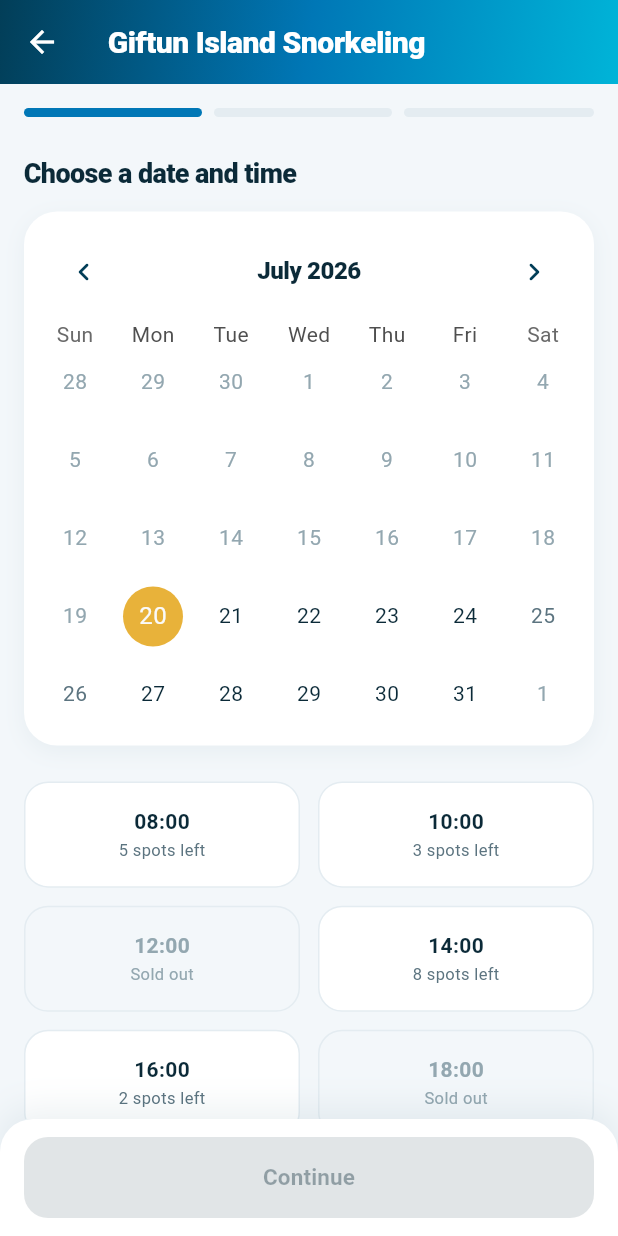
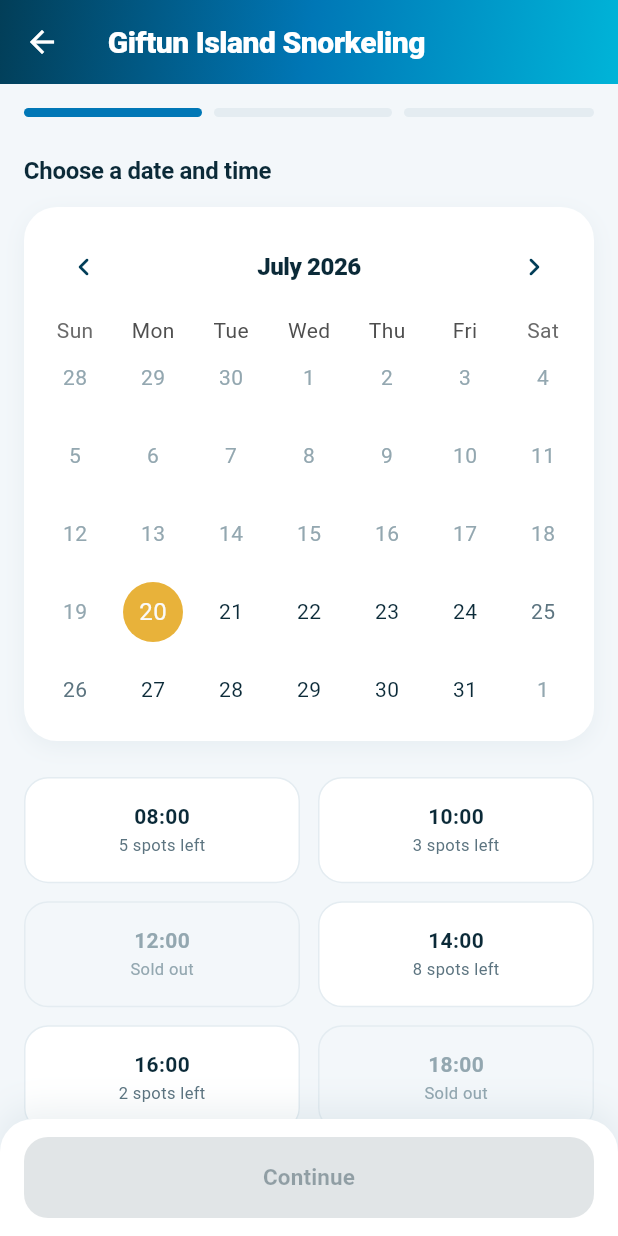
Before and after one commit to MohamedAbdElwahabOka/rihla_demo, a Flutter app: the BookingStep1Screen screen opened directly with sample values from the repository, on a phone screen of 412 x 824 dp. Run offline on Flutter 3.47's test engine with Material 3 defaults, Android fonts, the phone set to English and light mode, and no system bars; drawn by our look-alikes of table_calendar; accounts and stored records are empty.

Commit message:
Refactor UI styles to use RihlaColors for consistency across screens

```diff
--- a/lib/screens/booking_step1_screen.dart
+++ b/lib/screens/booking_step1_screen.dart
@@ -43,12 +43,7 @@ class _BookingStep1ScreenState extends State<BookingStep1Screen> {
             const SizedBox(height: RihlaSpace.xl),
             Text(
               l10n.chooseDateTime,
-              style: const TextStyle(
-                fontSize: 18,
-                fontWeight: FontWeight.w800,
-                letterSpacing: -0.4,
-                color: RihlaColors.ink,
-              ),
+              style: Theme.of(context).textTheme.titleMedium,
             ),
             const SizedBox(height: RihlaSpace.md),
             Container(
@@ -84,7 +79,7 @@ class _BookingStep1ScreenState extends State<BookingStep1Screen> {
                 calendarStyle: const CalendarStyle(
                   todayDecoration: BoxDecoration(color: RihlaColors.gold, shape: BoxShape.circle),
                   selectedDecoration: BoxDecoration(color: RihlaColors.seaBlue, shape: BoxShape.circle),
-                  selectedTextStyle: TextStyle(color: Colors.white, fontWeight: FontWeight.w700),
+                  selectedTextStyle: TextStyle(color: RihlaColors.onBrand, fontWeight: FontWeight.w700),
                   defaultTextStyle: TextStyle(color: RihlaColors.ink),
                   weekendTextStyle: TextStyle(color: RihlaColors.inkMuted),
                   disabledTextStyle: TextStyle(color: RihlaColors.inkFaint),
@@ -304,16 +299,10 @@ class _StickyActionBar extends StatelessWidget {
   @override
   Widget build(BuildContext context) {
     return Container(
-      decoration: const BoxDecoration(
+      decoration: BoxDecoration(
         color: RihlaColors.surface,
-        borderRadius: BorderRadius.vertical(top: Radius.circular(RihlaSpace.radiusLg)),
-        boxShadow: [
-          BoxShadow(
-            color: Color(0x14023E58),
-            blurRadius: 20,
-            offset: Offset(0, -6),
-          ),
-        ],
+        borderRadius: const BorderRadius.vertical(top: Radius.circular(RihlaSpace.radiusLg)),
+        boxShadow: RihlaShadows.stickyBar,
       ),
       child: SafeArea(
         top: false,
--- a/lib/screens/home_screen.dart
+++ b/lib/screens/home_screen.dart
@@ -146,7 +146,7 @@ class _Header extends StatelessWidget {
               children: [
                 Text(
                   '$greeting, ${currentUser.firstName}',
-                  style: const TextStyle(fontSize: 22, fontWeight: FontWeight.w800, letterSpacing: -0.5, color: RihlaColors.ink),
+                  style: Theme.of(context).textTheme.titleLarge,
                 ),
                 const SizedBox(height: 8),
                 Container(
--- a/lib/screens/otp_screen.dart
+++ b/lib/screens/otp_screen.dart
@@ -156,7 +156,7 @@ class _OtpScreenState extends State<OtpScreen> {
                       shape: BoxShape.circle,
                     ),
                     child: const Icon(Icons.lock_rounded,
-                        size: 30, color: Colors.white),
+                        size: 30, color: RihlaColors.onBrand),
                   ),
                 ),
                 const SizedBox(height: RihlaSpace.lg),
--- a/lib/screens/profile_screen.dart
+++ b/lib/screens/profile_screen.dart
@@ -62,7 +62,7 @@ class ProfileScreen extends StatelessWidget {
           BoxShadow(color: RihlaColors.seaBlue.withValues(alpha: 0.35), blurRadius: 20, offset: const Offset(0, 8)),
         ],
       ),
-      child: Icon(icon, color: Colors.white, size: 46),
+      child: Icon(icon, color: RihlaColors.onBrand, size: 46),
     );
   }
 
@@ -78,7 +78,7 @@ class ProfileScreen extends StatelessWidget {
                 children: [
                   _avatar(Icons.person_outline),
                   const SizedBox(height: 18),
-                  Text(l10n.guestModeTitle, style: const TextStyle(fontSize: 20, fontWeight: FontWeight.w800, letterSpacing: -0.4)),
+                  Text(l10n.guestModeTitle, style: Theme.of(context).textTheme.titleLarge),
                   const SizedBox(height: 8),
                   Text(l10n.guestModeBody, textAlign: TextAlign.center, style: const TextStyle(color: RihlaColors.inkMuted, height: 1.5)),
                   const SizedBox(height: 20),
@@ -122,7 +122,7 @@ class ProfileScreen extends StatelessWidget {
                 children: [
                   _avatar(Icons.person),
                   const SizedBox(height: 14),
-                  Text('${currentUser.firstName} ${currentUser.lastName}', style: const TextStyle(fontSize: 20, fontWeight: FontWeight.w800, letterSpacing: -0.4)),
+                  Text('${currentUser.firstName} ${currentUser.lastName}', style: Theme.of(context).textTheme.titleLarge),
                   if (sub != null && sub.active) ...[
                     const SizedBox(height: 8),
                     RihlaBadge(
--- a/lib/screens/restaurant_detail_screen.dart
+++ b/lib/screens/restaurant_detail_screen.dart
@@ -81,7 +81,8 @@ class _RestaurantDetailScreenState extends State<RestaurantDetailScreen> {
                       const SizedBox(height: 4),
                       Text(
                         restaurant.name,
-                        style: const TextStyle(color: Colors.white, fontWeight: FontWeight.w800, fontSize: 26, letterSpacing: -0.6, height: 1.1),
+                        style: Theme.of(context).textTheme.headlineMedium
+                            ?.copyWith(color: RihlaColors.onBrand, height: 1.1),
                       ),
                     ],
                   ),
--- a/lib/theme.dart
+++ b/lib/theme.dart
@@ -31,6 +31,24 @@ class RihlaColors {
   /// (sea/sunset gradients, filled buttons, photography) — named so those
   /// call sites resolve through a token instead of a raw `Colors.white`.
   static const onBrand = Colors.white;
+
+  /// Secondary text/labels on a brand-colored surface (subtitles, captions,
+  /// stat labels). Consolidates what had drifted into separate `white70` /
+  /// `white60` literals at different call sites into one shared opacity.
+  static const onBrandMuted = Color(0xB3FFFFFF);
+
+  /// Dividers and faint fills on a brand-colored surface.
+  static const onBrandFaint = Color(0x3DFFFFFF);
+
+  // --- Status (booking-state badges: confirmed / completed / cancelled) ---
+  static const statusSuccess = Color(0xFF1F8A5B);
+  static const statusSuccessTint = Color(0xFFE3F5EC);
+
+  /// Foreground for the "completed" badge; pairs with the existing
+  /// [goldTint] background rather than a duplicate tint token.
+  static const statusPending = Color(0xFF9A6B12);
+  static const statusCancelled = Color(0xFFC94A38);
+  static const statusCancelledTint = Color(0xFFFCE7E3);
 
   // --- Gradients ---
   /// Hero / branding wash — deep sea to bright lagoon.
@@ -77,6 +95,16 @@ class RihlaShadows {
           color: RihlaColors.seaBlueDark.withValues(alpha: 0.16),
           blurRadius: 24,
           offset: const Offset(0, 12),
+        ),
+      ];
+
+  /// Upward-cast shadow for a bottom-anchored sticky action bar (the 3-step
+  /// booking flow's confirm/continue bar).
+  static List<BoxShadow> get stickyBar => [
+        BoxShadow(
+          color: RihlaColors.seaBlueDark.withValues(alpha: 0.08),
+          blurRadius: 20,
+          offset: const Offset(0, -6),
         ),
       ];
 }
--- a/lib/widgets/rihla_badge.dart
+++ b/lib/widgets/rihla_badge.dart
@@ -18,13 +18,13 @@ class RihlaBadge extends StatelessWidget {
     this.icon,
     this.gradient,
     this.background,
-    this.foreground = Colors.white,
+    this.foreground = RihlaColors.onBrand,
   });
 
   const RihlaBadge.sunset(this.label, {super.key, this.icon})
       : gradient = RihlaColors.sunsetGradient,
         background = null,
-        foreground = Colors.white;
+        foreground = RihlaColors.onBrand;
 
   const RihlaBadge.soft(this.label, {super.key, this.icon})
       : gradient = null,
--- a/lib/widgets/sign_in_prompt.dart
+++ b/lib/widgets/sign_in_prompt.dart
@@ -27,7 +27,7 @@ Future<void> promptSignIn(BuildContext context) {
                   gradient: RihlaColors.seaGradient,
                   shape: BoxShape.circle,
                 ),
-                child: const Icon(Icons.lock_rounded, size: 30, color: Colors.white),
+                child: const Icon(Icons.lock_rounded, size: 30, color: RihlaColors.onBrand),
               ),
             ),
             const SizedBox(height: 16),
```
Also changed, not shown: lib/main_shell.dart (+6 -6 lines), lib/screens/booking_step2_screen.dart (+4 -15 lines), lib/screens/booking_step3_screen.dart (+3 -9 lines), lib/screens/detail_screen.dart (+6 -6 lines), lib/screens/my_bookings_screen.dart (+7 -12 lines), lib/screens/plans_screen.dart (+12 -14 lines), lib/screens/splash_screen.dart (+5 -5 lines), lib/screens/subscription_screen.dart (+6 -6 lines), lib/screens/ticket_screen.dart (+5 -5 lines), lib/screens/write_review_screen.dart (+1 -6 lines).
